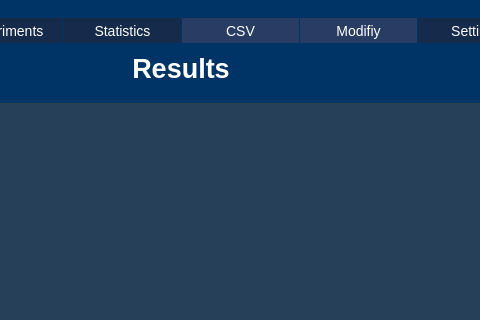
Qt form gui/definitions/ui/nucdetect.ui (SilMon/NucDetect) before a commit; both pictures show x 185 to 665 and y 0 to 320 of the 1039 by 800 pixel window.
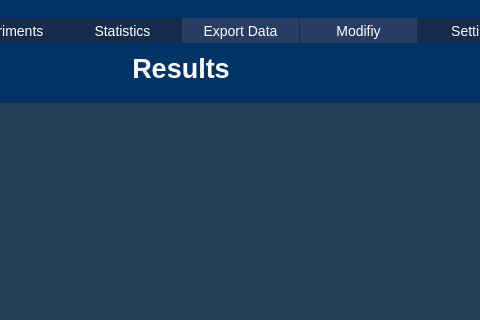
The same form after that commit. Icons and pictures are not drawn.

Diff of the .ui file:
```diff
--- a/gui/definitions/ui/nucdetect.ui
+++ b/gui/definitions/ui/nucdetect.ui
@@ -165,7 +165,7 @@
              <string>Save the results of the analysis</string>
             </property>
             <property name="text">
-             <string>CSV</string>
+             <string>Export Data</string>
             </property>
            </widget>
           </item>
```
